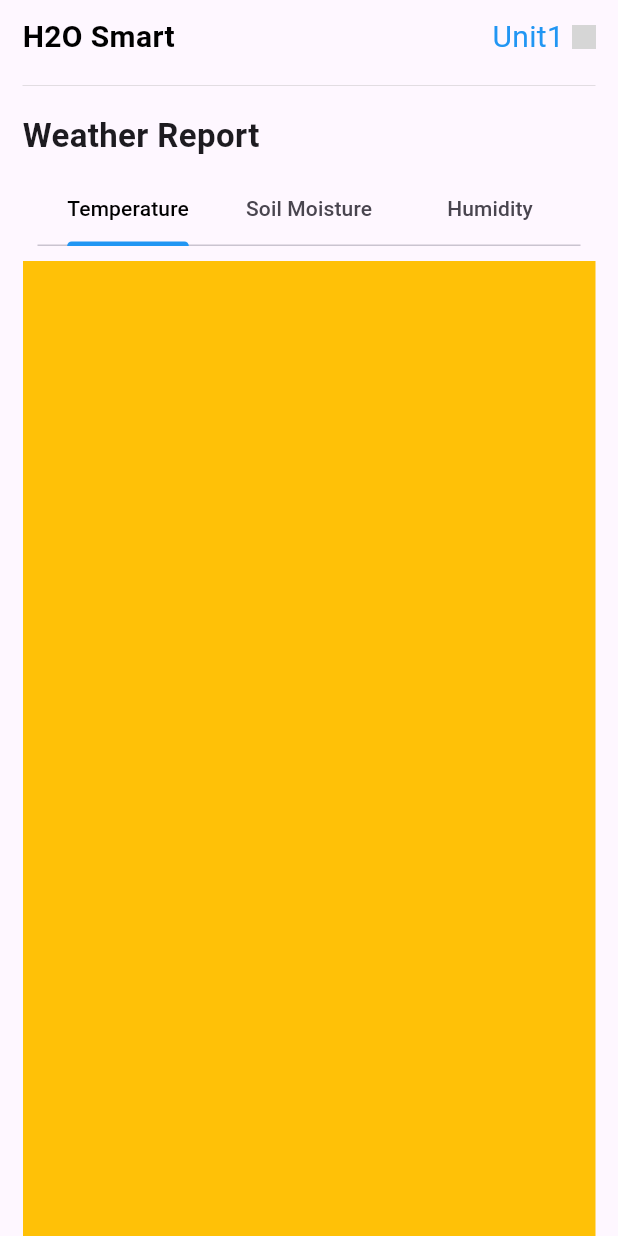
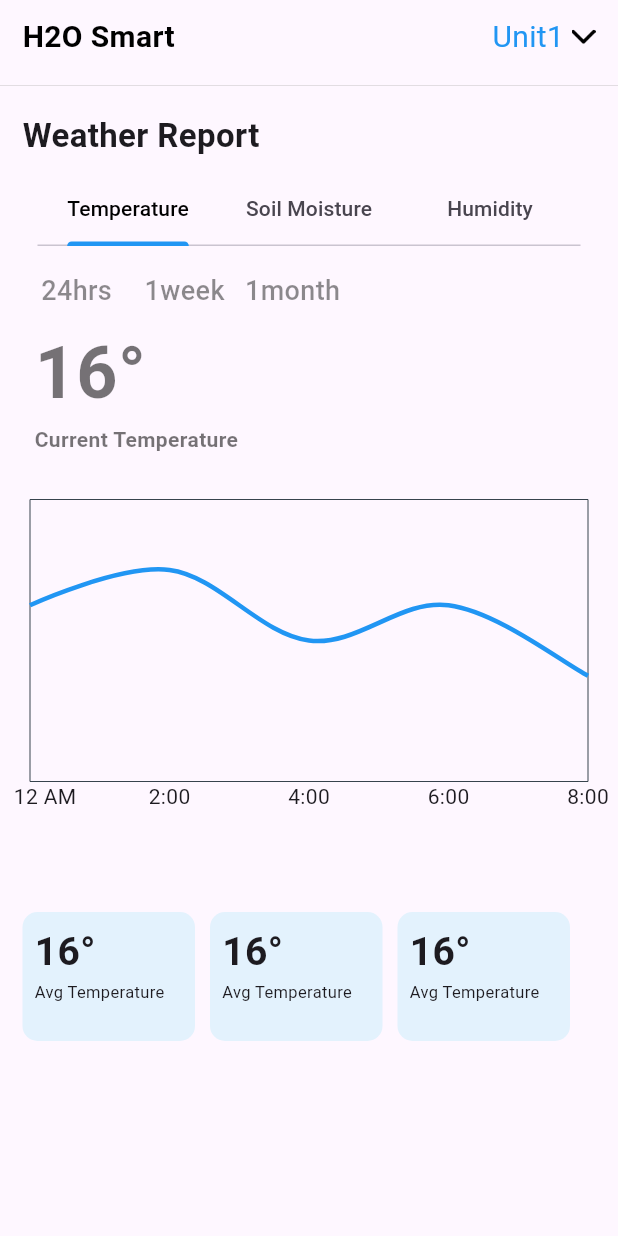
Before and after one commit to johnvimalasir001/iitm_app, a Flutter app: the WeatherPage screen opened directly, on a phone screen of 412 x 824 dp. Run offline on Flutter 3.47's test engine with Material 3 defaults, Android fonts, the phone set to English and light mode, and no system bars; drawn by our look-alikes of fl_chart; our stand-ins replace firebase_core, flutter_screenutil, pinput; accounts and stored records are empty; network calls fail; grey boxes are pictures that could not be loaded.

Commit message:
weather chart completed

```diff
--- a/lib/main.dart
+++ b/lib/main.dart
@@ -1,8 +1,12 @@
+import 'package:firebase_core/firebase_core.dart';
 import 'package:flutter/material.dart';
 import 'package:flutter_screenutil/flutter_screenutil.dart';
 import 'package:iitm_app/view/loginpage.dart';
 
-void main() => runApp(const MyApp());
+void main(){
+
+  runApp(const MyApp());
+}
 
 class MyApp extends StatelessWidget {
   const MyApp({Key? key}) : super(key: key);
--- a/lib/view/loginpage.dart
+++ b/lib/view/loginpage.dart
@@ -37,7 +37,7 @@ class LoginPage extends StatelessWidget {
               ),
             ),
             Padding(
-              padding: EdgeInsets.only(top: 50.h),
+              padding: EdgeInsets.only(top: 38.h),
               child: Center(
                 child: Text(
                   'Smart',
@@ -52,9 +52,7 @@ class LoginPage extends StatelessWidget {
               child: Text(
                 'Irrigitation',
                 style: TextStyle(
-                    fontSize: 38.sp,
-                    fontWeight: FontWeight.w500,
-                    height: 1.2.h),
+                    fontSize: 38.sp, fontWeight: FontWeight.w500, height: 1.h),
               ),
             ),
             Center(
@@ -65,7 +63,7 @@ class LoginPage extends StatelessWidget {
               ),
             ),
             Padding(
-              padding: EdgeInsets.only(top: 25.h),
+              padding: EdgeInsets.only(top: 20.h),
               child: const Center(
                   child: Text(
                 'A smart wireless sensors network',
@@ -80,7 +78,7 @@ class LoginPage extends StatelessWidget {
                   TextStyle(color: Colors.black45, fontWeight: FontWeight.w500),
             )),
             Padding(
-              padding: EdgeInsets.only(top: 40.h),
+              padding: EdgeInsets.only(top: 30.h),
               child: ElevatedButton(
                 onPressed: () {
                   Navigator.push(
@@ -90,7 +88,7 @@ class LoginPage extends StatelessWidget {
                       ));
                 },
                 child: Container(
-                  height: 60.h,
+                  height: 55.h,
                   width: double.infinity.w,
                   decoration: BoxDecoration(
                       color: Colors.blue,
--- a/lib/view/otppage.dart
+++ b/lib/view/otppage.dart
@@ -52,7 +52,7 @@ class OTPPage extends StatelessWidget {
                 showCursor: true,
                 defaultPinTheme: PinTheme(
                   width: 80.w,
-                  height: 65.h,
+                  height: 45.h,
                   decoration: BoxDecoration(
                     borderRadius: BorderRadius.circular(10.r),
                     border: Border.all(
@@ -67,7 +67,7 @@ class OTPPage extends StatelessWidget {
               ),
             ),
             SizedBox(
-              height: 10.h,
+              height: 5.h,
             ),
             GestureDetector(
               onTap: () {
@@ -78,7 +78,7 @@ class OTPPage extends StatelessWidget {
                     ));
               },
               child: Container(
-                height: 70.h,
+                height: 52.h,
                 width: double.infinity.w,
                 decoration: BoxDecoration(
                     color: Colors.blue,
--- a/lib/view/phonenumber.dart
+++ b/lib/view/phonenumber.dart
@@ -59,7 +59,7 @@ class PhoneNumber extends StatelessWidget {
                 keyboardType: const TextInputType.numberWithOptions(),
               ),
               SizedBox(
-                height: 30.h,
+                height: 20.h,
               ),
               //
               GestureDetector(
@@ -71,7 +71,7 @@ class PhoneNumber extends StatelessWidget {
                       ));
                 },
                 child: Container(
-                  height: 70.h,
+                  height: 52.h,
                   width: double.infinity.w,
                   decoration: BoxDecoration(
                       color: Colors.blue,
--- a/lib/view/userdetail.dart
+++ b/lib/view/userdetail.dart
@@ -1,5 +1,6 @@
 import 'package:flutter/material.dart';
 import 'package:flutter_screenutil/flutter_screenutil.dart';
+import 'package:iitm_app/application_page/application_page.dart';
 import 'package:iitm_app/view/otppage.dart';
 import 'package:iitm_app/view/userdetails_builder.dart';
 
@@ -94,7 +95,7 @@ class UserDetails extends StatelessWidget {
                     ),
                   ),
                   Padding(
-                    padding: EdgeInsets.only(left: 40.w),
+                    padding: EdgeInsets.only(left: 40.w, bottom: 8.h),
                     child: Row(
                       children: [
                         Text(
@@ -115,6 +116,34 @@ class UserDetails extends StatelessWidget {
                   )
                 ],
               ),
+              Padding(
+                padding: const EdgeInsets.only(top: 20),
+                child: GestureDetector(
+                  onTap: () {
+                    Navigator.push(
+                        context,
+                        MaterialPageRoute(
+                          builder: (context) => const ApplicationPage(),
+                        ));
+                  },
+                  child: Container(
+                    height: 52.h,
+                    width: double.infinity.w,
+                    decoration: BoxDecoration(
+                        color: Colors.blue,
+                        borderRadius: BorderRadius.all(Radius.circular(10.r))),
+                    child: Center(
+                      child: Text(
+                        'Submit',
+                        style: TextStyle(
+                            fontSize: 18.sp,
+                            color: Colors.white,
+                            fontWeight: FontWeight.w700),
+                      ),
+                    ),
+                  ),
+                ),
+              ),
             ],
           ),
         )),
--- a/lib/weather/pages/temperature.dart
+++ b/lib/weather/pages/temperature.dart
@@ -1,4 +1,8 @@
 import 'package:flutter/material.dart';
+import 'package:iitm_app/weather/widgets/dailytemp_builder.dart';
+import 'package:iitm_app/weather/widgets/dailytemp_details.dart';
+import 'package:iitm_app/weather/widgets/graph.dart';
+import 'package:iitm_app/weather/widgets/time_builder.dart';
 
 class Temperature extends StatefulWidget {
   const Temperature({super.key});
@@ -8,8 +12,46 @@ class Temperature extends StatefulWidget {
 }
 
 class _TemperatureState extends State<Temperature> {
+  var tmp = 0x00B0;
   @override
   Widget build(BuildContext context) {
-    return Scaffold(backgroundColor: Colors.amber,);
+    return const Scaffold(
+      // backgroundColor: Colors.amber,
+      body: Column(
+        crossAxisAlignment: CrossAxisAlignment.start,
+        children: [
+          Padding(
+            padding: EdgeInsets.symmetric(horizontal: 15),
+            child: TimeBuilder(),
+          ),
+          Padding(
+            padding: EdgeInsets.only(left: 23),
+            child: Text(
+              "16°",
+              style: TextStyle(
+                  fontSize: 48,
+                  fontWeight: FontWeight.w600,
+                  color: Colors.black54),
+            ),
+          ),
+          Padding(
+            padding: EdgeInsets.only(left: 23),
+            child: Text(
+              "Current Temperature",
+              style:
+                  TextStyle(fontWeight: FontWeight.w600, color: Colors.black54),
+            ),
+          ),
+          SizedBox(
+            height: 10,
+          ),
+          Graph(),
+          Padding(
+            padding: EdgeInsets.only(top: 40, left: 10, right: 10),
+            child: DailytempBuilder(),
+          )
+        ],
+      ),
+    );
   }
 }
--- a/lib/weather/pages/weather.dart
+++ b/lib/weather/pages/weather.dart
@@ -29,12 +29,13 @@ class _WeatherPageState extends State<WeatherPage>
   Widget build(BuildContext context) {
     return SafeArea(
       child: Scaffold(
-        body: Padding(
-          padding: const EdgeInsets.symmetric(horizontal: 15.0),
-          child: Column(
+        body: Column(
           crossAxisAlignment: CrossAxisAlignment.start,
           children: [
-              const WeatherAppBar(),
+            const Padding(
+              padding: EdgeInsets.symmetric(horizontal: 15),
+              child: WeatherAppBar(),
+            ),
             const Divider(
               thickness: 0.2,
               color: Colors.grey,
@@ -42,8 +43,13 @@ class _WeatherPageState extends State<WeatherPage>
             const SizedBox(
               height: 10,
             ),
-              const CustomText(inputText: "Weather Report"),
-              TabBar(
+            const Padding(
+              padding: EdgeInsets.symmetric(horizontal: 15),
+              child: CustomText(inputText: "Weather Report"),
+            ),
+            Padding(
+              padding: const EdgeInsets.symmetric(horizontal: 15),
+              child: TabBar(
                 padding: const EdgeInsets.all(10),
                 labelColor: Colors.black,
                 indicatorColor: Colors.blue,
@@ -58,6 +64,7 @@ class _WeatherPageState extends State<WeatherPage>
                   ),
                 ],
               ),
+            ),
             Expanded(
               child: TabBarView(
                 controller: tabController,
@@ -71,7 +78,6 @@ class _WeatherPageState extends State<WeatherPage>
           ],
         ),
       ),
-      ),
     );
   }
 }
--- /dev/null
+++ b/lib/weather/widgets/dailytemp_builder.dart
@@ -0,0 +1,22 @@
+import 'package:flutter/material.dart';
+import 'package:iitm_app/weather/widgets/dailytemp_details.dart';
+
+class DailytempBuilder extends StatelessWidget {
+  const DailytempBuilder({super.key});
+
+  @override
+  Widget build(BuildContext context) {
+    return SizedBox(
+      height: 96,
+      width: double.infinity,
+      child: ListView.builder(
+        physics: const BouncingScrollPhysics(),
+        scrollDirection: Axis.horizontal,
+        itemCount: 3,
+        itemBuilder: (context, index) {
+          return const DailyTempDetails();
+        },
+      ),
+    );
+  }
+}
--- /dev/null
+++ b/lib/weather/widgets/dailytemp_details.dart
@@ -0,0 +1,39 @@
+import 'package:flutter/material.dart';
+
+class DailyTempDetails extends StatelessWidget {
+  const DailyTempDetails({
+    super.key,
+  });
+
+  @override
+  Widget build(BuildContext context) {
+    return Padding(
+      padding: const EdgeInsets.all(5.0),
+      child: Container(
+        height: 70,
+        width: 115,
+        decoration: BoxDecoration(
+            color: Colors.blue.shade50,
+            borderRadius: const BorderRadius.all(Radius.circular(10))),
+        child: const Padding(
+          padding: EdgeInsets.all(8.0),
+          child: Column(
+            crossAxisAlignment: CrossAxisAlignment.start,
+            children: [
+              Text(
+                '16°',
+                style: TextStyle(fontSize: 26, fontWeight: FontWeight.bold),
+              ),
+              Text(
+                'Avg Temperature',
+                style: TextStyle(
+                  fontSize: 11,
+                ),
+              ),
+            ],
+          ),
+        ),
+      ),
+    );
+  }
+}
--- /dev/null
+++ b/lib/weather/widgets/graph.dart
@@ -0,0 +1,105 @@
+import 'package:flutter/material.dart';
+import 'package:fl_chart/fl_chart.dart';
+
+class Graph extends StatelessWidget {
+  const Graph({
+    super.key,
+  });
+
+  @override
+  Widget build(BuildContext context) {
+    return SizedBox(
+      height: 250,
+      width: double.infinity,
+      child: Padding(
+        padding: const EdgeInsets.all(20.0),
+        child: LineChart(
+          LineChartData(
+            gridData: const FlGridData(show: false),
+            titlesData: FlTitlesData(
+              show: true,
+              bottomTitles: AxisTitles(
+                sideTitles: SideTitles(
+                    showTitles: true,
+                    getTitlesWidget: (value, meta) {
+                      // Customize this function to return your time labels based on the indices
+                      switch (value.toInt()) {
+                        case 0:
+                          return const Padding(
+                            padding: EdgeInsets.only(left: 20),
+                            child: Text('12 AM'),
+                          );
+                        case 1:
+                          return const Text('1');
+                        case 2:
+                          return const Text('2:00');
+                        case 3:
+                          return const Text('3:00');
+                        case 4:
+                          return const Text('4:00');
+                        case 5:
+                          return const Text('5:00');
+                        case 6:
+                          return const Text('6:00');
+                        case 7:
+                          return const Text('7:00');
+                        case 8:
+                          return const Text('8:00');
+                        case 9:
+                          return const Text('9:00');
+                        case 10:
+                          return const Text('10:00');
+                        case 12:
+                          return const Text('11:00');
+                        case 13:
+                          return const Text('12 PM');
+                        case 14:
+                          return const SizedBox(width: 50, child: Text('1 PM'));
+                        case 15:
+                          return const Text('2:00');
+                        case 16:
+                          return const Text('4:00');
+                        // Add more cases as needed
+                        default:
+                          return const Text('0');
+                      }
+                    },
+                    interval: 2),
+              ),
+              leftTitles:
+                  const AxisTitles(sideTitles: SideTitles(showTitles: false)),
+              rightTitles:
+                  const AxisTitles(sideTitles: SideTitles(showTitles: false)),
+              topTitles:
+                  const AxisTitles(sideTitles: SideTitles(showTitles: false)),
+            ),
+            borderData: FlBorderData(
+              show: true,
+              border: Border.all(color: const Color(0xff37434d), width: 0),
+            ),
+            minX: 0,
+            maxX: 8,
+            minY: 0,
+            maxY: 8,
+            lineBarsData: [
+              LineChartBarData(
+                spots: [
+                  const FlSpot(0, 5),
+                  const FlSpot(2, 6),
+                  const FlSpot(4, 4),
+                  const FlSpot(6, 5),
+                  const FlSpot(8, 3),
+                ],
+                isCurved: true,
+                barWidth: 3,
+                color: Colors.blue,
+                dotData: const FlDotData(show: false),
+                belowBarData: BarAreaData(show: false),
+              ),
+            ],
+          ),
+        ),
+      ),
+    );
+  }
+}
--- /dev/null
+++ b/lib/weather/widgets/time.dart
@@ -0,0 +1,38 @@
+import 'package:flutter/material.dart';
+
+class Days extends StatelessWidget {
+  const Days({
+    super.key,
+    required this.time,
+  });
+  final String time;
+  @override
+  Widget build(BuildContext context) {
+    return Padding(
+      padding: const EdgeInsets.only(
+        left: 2,
+        right: 2,
+      ),
+      child: GestureDetector(
+        onTap: () {},
+        child: Container(
+          height: 40,
+          width: 68,
+          decoration: const BoxDecoration(
+
+              // color: Colors.green,
+              borderRadius: BorderRadius.all(Radius.circular(10))),
+          child: Center(
+            child: Text(
+              time,
+              style: const TextStyle(
+                  fontSize: 18,
+                  fontWeight: FontWeight.w500,
+                  color: Colors.black45),
+            ),
+          ),
+        ),
+      ),
+    );
+  }
+}
--- /dev/null
+++ b/lib/weather/widgets/time_builder.dart
@@ -0,0 +1,28 @@
+import 'package:flutter/material.dart';
+import 'package:iitm_app/weather/widgets/time.dart';
+
+class TimeBuilder extends StatefulWidget {
+  const TimeBuilder({super.key});
+
+  @override
+  State<TimeBuilder> createState() => _TimeBuilderState();
+}
+
+class _TimeBuilderState extends State<TimeBuilder> {
+  final List<String> time = ['24hrs', '1week', '1month'];
+
+  @override
+  Widget build(BuildContext context) {
+    return SizedBox(
+      height: 40,
+      child: ListView.builder(
+        itemCount: 3,
+        physics: const BouncingScrollPhysics(),
+        scrollDirection: Axis.horizontal,
+        itemBuilder: (context, index) {
+          return  Days(time:time[index]);
+        },
+      ),
+    );
+  }
+}
```
Also changed, not shown: pubspec.yaml (+5 -3 lines), pubspec.lock. Lines whose indentation alone changed are shown as unchanged.
